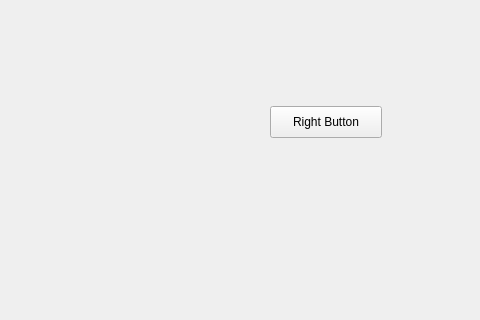
This is QtDraw/mainwindow.ui in feichay10/QtDraw as Qt 5 draws it before an edit; both pictures show x 0 to 480 and y 334 to 654 of the 864 by 654 pixel window. The edited form follows.
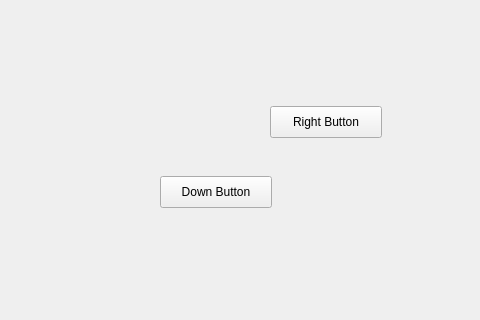
This is the edited form.

Commit message: DrawDown on implementation

The edit to the form file:
```diff
--- a/QtDraw/mainwindow.ui
+++ b/QtDraw/mainwindow.ui
@@ -55,6 +55,19 @@
      <string>Right Button</string>
     </property>
    </widget>
+   <widget class="QPushButton" name="downButton">
+    <property name="geometry">
+     <rect>
+      <x>160</x>
+      <y>510</y>
+      <width>112</width>
+      <height>32</height>
+     </rect>
+    </property>
+    <property name="text">
+     <string>Down Button</string>
+    </property>
+   </widget>
   </widget>
   <widget class="QMenuBar" name="menubar">
    <property name="geometry">
```
The commit also changes 11 other files.
